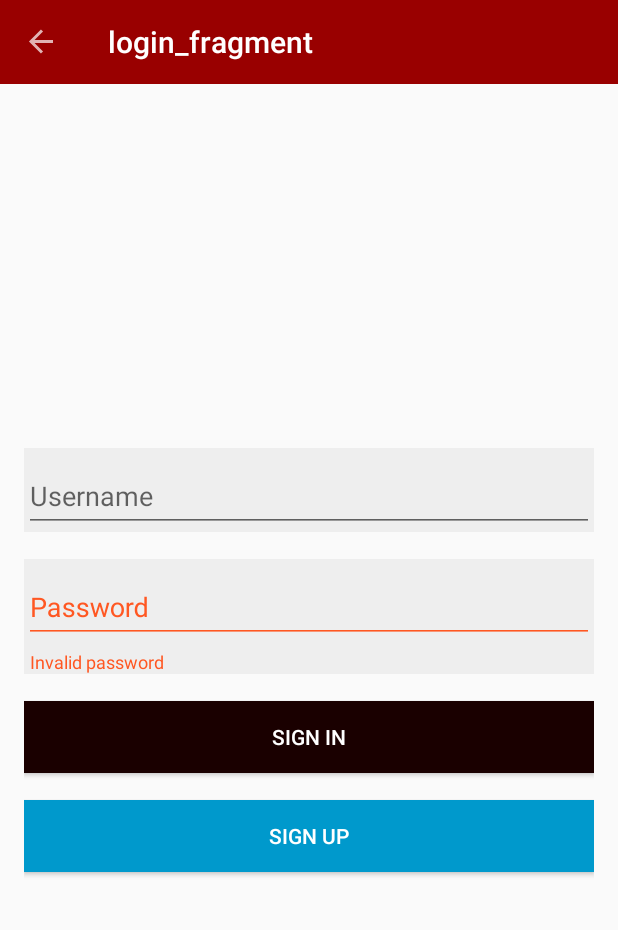
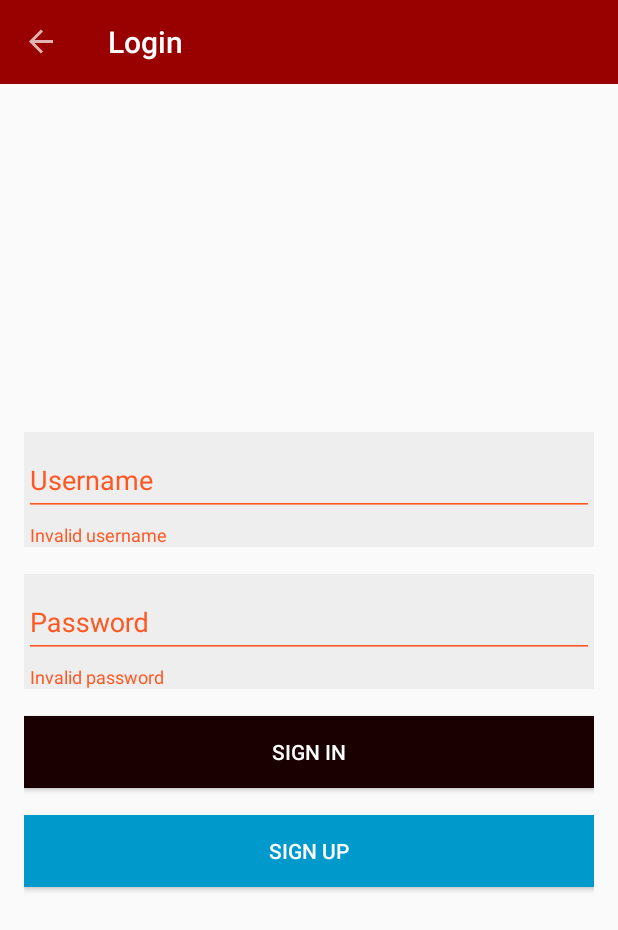
Before and after one commit to dougborbabass/app-navigation, an Android app: the LoginFragment screen opened through its navigation route, after a tap on "SIGN IN", on a phone screen of 412 x 824 dp. Shown: the top 930 px of the screen. Run offline under Robolectric (Android 15) with nearby library versions, the phone set to English and light mode, and no system bars; our stand-ins replace navigation-ui.

Commit message:
validacoes no form de login

```diff
--- a/app/src/main/java/br/com/douglas/navigationcomponentapp/ui/login/LoginFragment.kt
+++ b/app/src/main/java/br/com/douglas/navigationcomponentapp/ui/login/LoginFragment.kt
@@ -1,19 +1,24 @@
 package br.com.douglas.navigationcomponentapp.ui.login
 
-import androidx.lifecycle.ViewModelProvider
 import android.os.Bundle
-import androidx.fragment.app.Fragment
 import android.view.LayoutInflater
+import android.view.MenuItem
 import android.view.View
 import android.view.ViewGroup
+import androidx.activity.addCallback
+import androidx.core.widget.addTextChangedListener
+import androidx.fragment.app.Fragment
+import androidx.fragment.app.activityViewModels
 import androidx.lifecycle.Observer
+import androidx.navigation.fragment.findNavController
 import br.com.douglas.navigationcomponentapp.R
+import br.com.douglas.navigationcomponentapp.extensions.dismissError
 import com.google.android.material.textfield.TextInputLayout
 import kotlinx.android.synthetic.main.login_fragment.*
 
 class LoginFragment : Fragment() {
 
-    private lateinit var viewModel: LoginViewModel
+    private val viewModel: LoginViewModel by activityViewModels()
 
     override fun onCreateView(
         inflater: LayoutInflater, container: ViewGroup?,
@@ -25,19 +30,24 @@ class LoginFragment : Fragment() {
     override fun onViewCreated(view: View, savedInstanceState: Bundle?) {
         super.onViewCreated(view, savedInstanceState)
 
-        viewModel = ViewModelProvider(this).get(LoginViewModel::class.java)
+        setHasOptionsMenu(true)
 
-        viewModel.authenticationStateEvent.observe(viewLifecycleOwner, Observer { authenticationState ->
-            when(authenticationState){
-                is LoginViewModel.AuthenticationState.InvalidAuthentication -> {
-                    val validationFields: Map<String, TextInputLayout> = initValidFields()
-                    authenticationState.fields.forEach {fieldError ->
-                        validationFields[fieldError.first]?.error = getString(fieldError.second)
+        viewModel.authenticationStateEvent.observe(
+            viewLifecycleOwner,
+            Observer { authenticationState ->
+                when (authenticationState) {
+                    is LoginViewModel.AuthenticationState.Authenticated -> {
+                        findNavController().popBackStack()
+                    }
+                    is LoginViewModel.AuthenticationState.InvalidAuthentication -> {
+                        val validationFields: Map<String, TextInputLayout> = initValidFields()
+                        authenticationState.fields.forEach { fieldError ->
+                            validationFields[fieldError.first]?.error = getString(fieldError.second)
+                        }
                     }
                 }
-            }
 
-        })
+            })
 
         buttonLoginSignIn.setOnClickListener {
             val userName = inputLoginUsername.text.toString()
@@ -45,6 +55,28 @@ class LoginFragment : Fragment() {
 
             viewModel.authentication(userName, password)
         }
+
+        inputLoginUsername.addTextChangedListener {
+            inputLayoutLoginUsername.dismissError()
+        }
+
+        inputLoginPassword.addTextChangedListener {
+            inputLayoutLoginPassword.dismissError()
+        }
+
+        requireActivity().onBackPressedDispatcher.addCallback(viewLifecycleOwner) {
+            cancelAuthentication()
+        }
+    }
+
+    override fun onOptionsItemSelected(item: MenuItem): Boolean {
+        cancelAuthentication()
+        return true
+    }
+
+    private fun cancelAuthentication() {
+        viewModel.refuseAuthentication()
+        findNavController().popBackStack(R.id.startFragment, false)
     }
 
     private fun initValidFields() = mapOf(
--- a/app/src/main/java/br/com/douglas/navigationcomponentapp/ui/login/LoginViewModel.kt
+++ b/app/src/main/java/br/com/douglas/navigationcomponentapp/ui/login/LoginViewModel.kt
@@ -7,14 +7,27 @@ import br.com.douglas.navigationcomponentapp.R
 class LoginViewModel : ViewModel() {
 
     sealed class AuthenticationState {
+        object Authenticated : AuthenticationState()
+        object Unauthenticated : AuthenticationState()
         class InvalidAuthentication(val fields: List<Pair<String, Int>>) : AuthenticationState()
     }
 
     val authenticationStateEvent = MutableLiveData<AuthenticationState>()
 
+    var userName: String = ""
+
+    init {
+        refuseAuthentication()
+    }
+
+    fun refuseAuthentication() {
+        authenticationStateEvent.value = AuthenticationState.Unauthenticated
+    }
+
     fun authentication(userName: String, password: String) {
-        if (isValidForm(userName, password)){
-            //
+        if (isValidForm(userName, password)) {
+            this.userName = userName
+            authenticationStateEvent.value = AuthenticationState.Authenticated
         }
     }
 
@@ -38,6 +51,6 @@ class LoginViewModel : ViewModel() {
 
     companion object {
         val INPUT_USERNAME = "INPUT_USERNAME" to R.string.login_input_layout_error_invalid_username
-        val INPUT_PASSWORD = "INPUT_USERNAME" to R.string.login_input_layout_error_invalid_password
+        val INPUT_PASSWORD = "INPUT_PASSWORD" to R.string.login_input_layout_error_invalid_password
     }
 }
--- a/app/src/main/java/br/com/douglas/navigationcomponentapp/ui/start/StartFragment.kt
+++ b/app/src/main/java/br/com/douglas/navigationcomponentapp/ui/start/StartFragment.kt
@@ -25,7 +25,7 @@ class StartFragment : Fragment() {
         super.onViewCreated(view, savedInstanceState)
 
         btn_next.setOnClickListener {
-            findNavController().navigateWithAnimations(R.id.action_startFragment_to_loginFragment)
+            findNavController().navigateWithAnimations(R.id.action_startFragment_to_profileFragment)
         }
     }
 
--- a/app/src/main/res/navigation/nav_main.xml
+++ b/app/src/main/res/navigation/nav_main.xml
@@ -13,9 +13,6 @@
         <action
             android:id="@+id/action_startFragment_to_profileFragment"
             app:destination="@id/profileFragment"/>
-        <action
-            android:id="@+id/action_startFragment_to_loginFragment"
-            app:destination="@id/loginFragment" />
     </fragment>
     <fragment
         android:id="@+id/profileFragment"
@@ -25,7 +22,7 @@
     <fragment
         android:id="@+id/loginFragment"
         android:name="br.com.douglas.navigationcomponentapp.ui.login.LoginFragment"
-        android:label="login_fragment"
+        android:label="@string/login_action_bar_title"
         tools:layout="@layout/login_fragment" />
 
 </navigation>
```
Also changed, not shown: app/src/main/java/br/com/douglas/navigationcomponentapp/extensions/WidgetExtensions.kt (added, +9 -0 lines), app/src/main/java/br/com/douglas/navigationcomponentapp/ui/profile/ProfileFragment.kt (+24 -0 lines), app/src/main/res/layout/fragment_profile.xml (+5 -2 lines).
